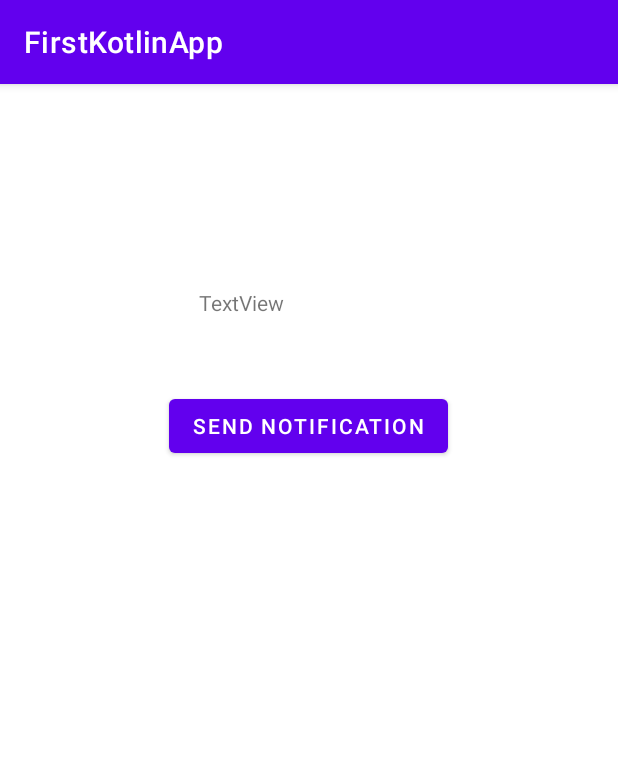
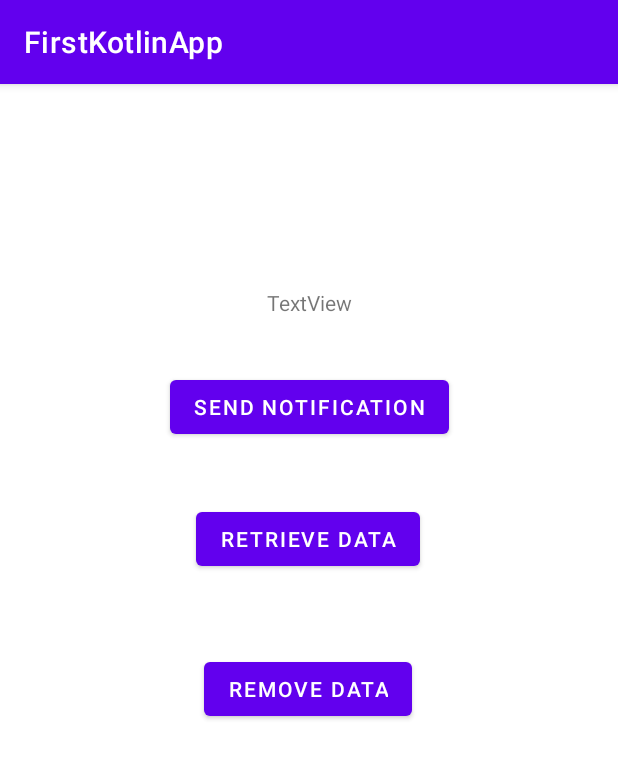
Before and after one commit to inaki92/firebaseapp, an Android app: the MainActivity2 screen opened directly, with no data from a screen before it, after a tap on "SEND NOTIFICATION", on a phone screen of 412 x 824 dp. Shown: the top 759 px of the screen. Run offline under Robolectric (Android 15) with nearby library versions, the phone set to English and light mode, and no system bars.

Commit message:
adding comments

```diff
--- a/app/build.gradle
+++ b/app/build.gradle
@@ -33,6 +33,7 @@ android {
         jvmTarget = '1.8'
     }
 
+    // here we are enabling the viewBinding in the project
     buildFeatures {
         viewBinding true
     }
--- a/app/src/main/java/com/inaki/firstkotlinapp/MainActivity2.kt
+++ b/app/src/main/java/com/inaki/firstkotlinapp/MainActivity2.kt
@@ -1,18 +1,22 @@
 package com.inaki.firstkotlinapp
 
-import android.content.Context
 import android.content.Intent
 import android.content.SharedPreferences
 import androidx.appcompat.app.AppCompatActivity
 import android.os.Bundle
 import android.util.Log
+import androidx.core.app.NotificationManagerCompat
 import androidx.localbroadcastmanager.content.LocalBroadcastManager
 import com.inaki.firstkotlinapp.databinding.ActivityMain2Binding
 
 class MainActivity2: AppCompatActivity() {
 
+    // We have a variable that will be initialized in onCreate for the view binding
+    // you need to add buildFeatures in app build.gradle
     private lateinit var binding: ActivityMain2Binding
 
+    // Initializing our broadcast manager with lazy
+    // lazy variable are going to be initialized the first time you try to access it
     private val broadcastManager: LocalBroadcastManager by lazy {
         LocalBroadcastManager.getInstance(baseContext)
     }
@@ -23,71 +27,100 @@ class MainActivity2: AppCompatActivity() {
         baseContext.getSharedPreferences("MY_SHARED_PREFS", MODE_PRIVATE)
     }
 
+    private val notManager: NotificationManagerCompat by lazy {
+        NotificationManagerCompat.from(baseContext)
+    }
+
     private val myBroadcast = MyBroadcast {
         Log.d("MainActivity2", it)
-//        val notificationBuilder = Notification.createNotification(baseContext, it, "body").build()
-//        notManager.notify(MY_ID, notificationBuilder)
+        val notificationBuilder = Notification.createNotification(baseContext, it, "body").build()
+        notManager.notify(MY_ID, notificationBuilder)
     }
 
     override fun onCreate(savedInstanceState: Bundle?) {
         super.onCreate(savedInstanceState)
+        // Using view binding in order to avoid the findViewById
+        // we call inflate and we pass the layoutInflater
         binding = ActivityMain2Binding.inflate(layoutInflater)
+
+        // we set the content for our view referencing to the root layout
+        // this will avoid the use of R.layout.activity_main
         setContentView(binding.root)
     }
 
     override fun onStart() {
         super.onStart()
+        // here we register our broadcast
         broadcastManager.registerReceiver(myBroadcast, MyBroadcast.intentFilter)
     }
 
     override fun onResume() {
         super.onResume()
 
+        // We create our notification channel
         Notification.createNotificationChannel(baseContext)
 
-        intent?.let { mIntent ->
-            mIntent.getStringExtra(DATA)?.let {
-                binding.textView.text = it
-            }
-        }
+        // We read the String passed from the first activity
+        val myEmail = intent.getStringExtra(DATA) ?: ""
 
+        // Here we construct the Intent that will be used to send the broadcast
         val mIntent = Intent().apply {
             action = MyBroadcast.MY_ACTION
-            putExtra(MyBroadcast.MY_EXTRA, binding.textView.text.toString())
+            putExtra(MyBroadcast.MY_EXTRA, myEmail)
         }
 
         binding.button2.setOnClickListener {
             // An editor will be needed to write data in share preferences
             sharedPreferences.edit().apply {
                 // saving our data into shared preferences as key-value
-                putString("EMAIL_KEY", binding.textView.text.toString())
+                putString(EMAIL_KEY, myEmail)
             }.apply()
-
-            // here you are accessing the value saved in share preferences
-            // this can be assign to any local variable
-            val mString = sharedPreferences.getString("EMAIL_KEY", null)
-
-            // this is to clear the whole shared preferences file
-            sharedPreferences.edit().clear().apply()
-
-            // this is to remove an specific key-value in shared preferences
-            sharedPreferences.edit().remove("EMAIL_KEY").apply()
 
             // here we are accessing the full list of keys in shared preferences
             val allKeys = sharedPreferences.all.keys
 
+            // sending the broadcast using our local broadcast manager
             broadcastManager.sendBroadcast(mIntent)
         }
+
+        binding.removeData.setOnClickListener {
+            // everytime we click thi button we are going to remove the data in shared preferences
+            removeMyEmail(EMAIL_KEY)
+        }
+
+        binding.retrieveData.setOnClickListener {
+            // everytime we click thi button we get the data from shared preferences
+            // this data is retrieve depending on the key you are passing
+            binding.textView.text = getDataFromSharedPreferences(EMAIL_KEY)
+        }
+    }
+
+    private fun deleteAllSharePreferencesFile() {
+        // this is to clear the whole shared preferences file
+        sharedPreferences.edit().clear().apply()
+    }
+
+    private fun removeMyEmail(key: String) {
+        // this is to remove an specific key-value in shared preferences
+        sharedPreferences.edit().remove(key).apply()
+    }
+
+    private fun getDataFromSharedPreferences(key: String): String {
+        // here you are accessing the value saved in share preferences
+        // this can be assign to any local variable
+        return sharedPreferences.getString(key, null) ?: ""
     }
 
     override fun onStop() {
         super.onStop()
+        // we need to register the broadcast receivers when on stop happens
         broadcastManager.unregisterReceiver(myBroadcast)
     }
 
     companion object {
         const val MY_ID = 321
         const val DATA = "DATA"
+        const val EMAIL_KEY = "EMAIL_KEY"
         const val CHANNEL_ID = "CHANNEL_ID"
     }
 }
--- a/app/src/main/java/com/inaki/firstkotlinapp/MyBroadcast.kt
+++ b/app/src/main/java/com/inaki/firstkotlinapp/MyBroadcast.kt
@@ -7,11 +7,16 @@ import android.content.IntentFilter
 import android.widget.Toast
 
 class MyBroadcast(
+    // This function has to be passed at the moment you are instantiating the broadcast receiver
+    // Here we are accepting a function which will be 'Unit' and will return a String in the lambda
     private val myFunc: ((String) -> Unit)
 ) : BroadcastReceiver() {
 
     override fun onReceive(context: Context, intent: Intent) {
+        // HERE we are receiving the broadcast information using the Intent
         Toast.makeText(context, "Notification sent", Toast.LENGTH_LONG).show()
+
+        // This line will invoke or trigger the function that wwe passed in the constructor
         myFunc.invoke(intent.getStringExtra(MY_EXTRA) ?: "")
     }
 
--- a/app/src/main/java/com/inaki/firstkotlinapp/Notification.kt
+++ b/app/src/main/java/com/inaki/firstkotlinapp/Notification.kt
@@ -5,6 +5,8 @@ import android.app.NotificationManager
 import android.content.Context
 import androidx.core.app.NotificationCompat
 
+// This object will be a helper to wrap the two function needed for the notifications
+// notification channel, and the notification
 object Notification {
 
     fun createNotificationChannel(context: Context) = run {
--- a/app/src/main/res/layout/activity_main2.xml
+++ b/app/src/main/res/layout/activity_main2.xml
@@ -8,8 +8,8 @@
 
     <TextView
         android:id="@+id/textView"
-        android:layout_width="147dp"
-        android:layout_height="23dp"
+        android:layout_width="wrap_content"
+        android:layout_height="wrap_content"
         android:layout_marginTop="136dp"
         android:text="TextView"
         app:layout_constraintEnd_toEndOf="parent"
@@ -20,11 +20,33 @@
         android:id="@+id/button2"
         android:layout_width="wrap_content"
         android:layout_height="wrap_content"
+        android:layout_marginTop="36dp"
         android:text="Send Notification"
+        app:layout_constraintEnd_toEndOf="parent"
+        app:layout_constraintStart_toStartOf="parent"
+        app:layout_constraintTop_toBottomOf="@+id/textView" />
+
+    <Button
+        android:id="@+id/remove_data"
+        android:layout_width="wrap_content"
+        android:layout_height="wrap_content"
+        android:layout_marginTop="52dp"
+        android:text="REMOVE DATA"
         app:layout_constraintBottom_toBottomOf="parent"
         app:layout_constraintEnd_toEndOf="parent"
         app:layout_constraintHorizontal_bias="0.498"
         app:layout_constraintStart_toStartOf="parent"
-        app:layout_constraintTop_toBottomOf="@+id/textView"
-        app:layout_constraintVertical_bias="0.08" />
+        app:layout_constraintTop_toBottomOf="@+id/retrieve_data"
+        app:layout_constraintVertical_bias="0.0" />
+
+    <Button
+        android:id="@+id/retrieve_data"
+        android:layout_width="wrap_content"
+        android:layout_height="wrap_content"
+        android:layout_marginTop="40dp"
+        android:text="RETRIEVE DATA"
+        app:layout_constraintEnd_toEndOf="parent"
+        app:layout_constraintHorizontal_bias="0.498"
+        app:layout_constraintStart_toStartOf="parent"
+        app:layout_constraintTop_toBottomOf="@+id/button2" />
 </androidx.constraintlayout.widget.ConstraintLayout>
```
